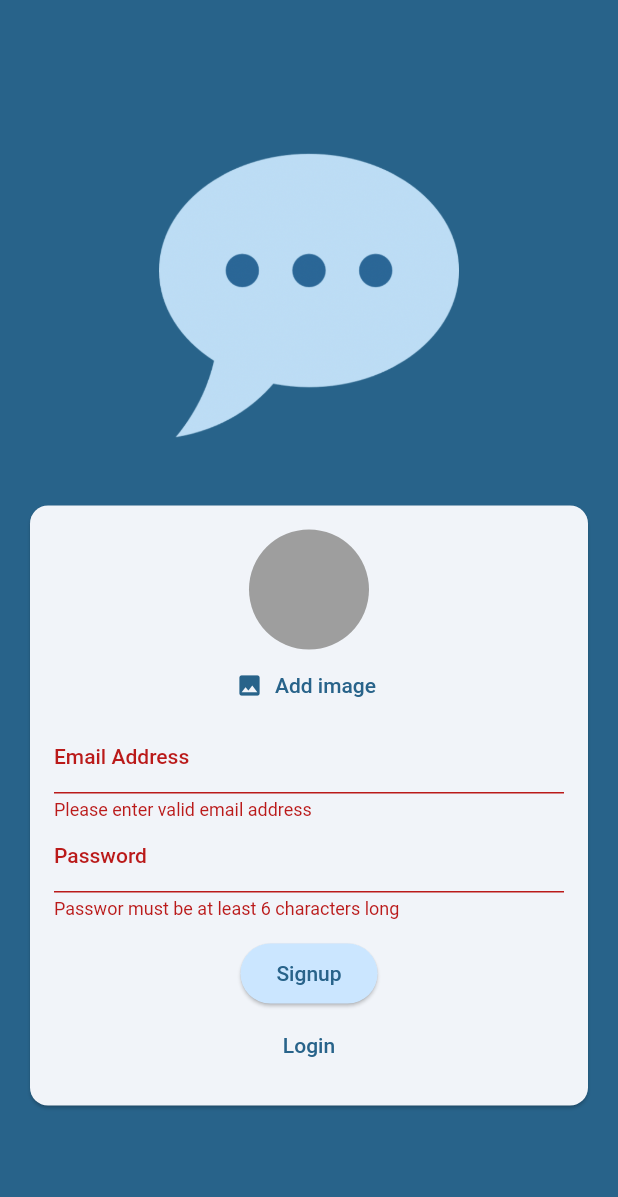
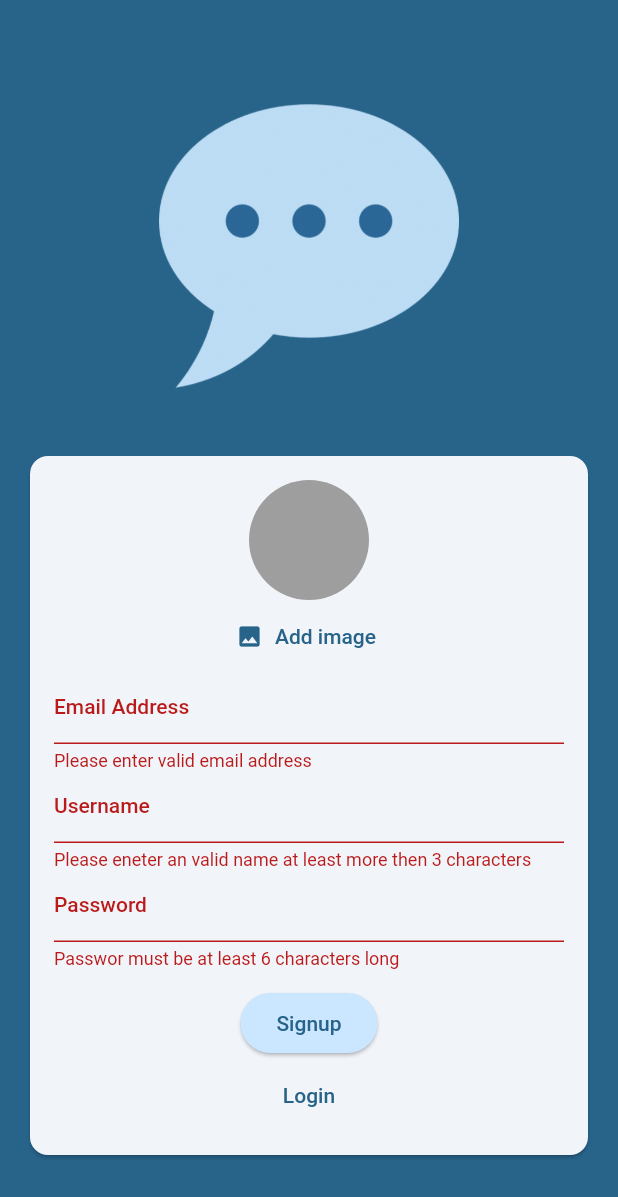
Before and after one commit to DmitrySergienko/flutter_chat_app, a Flutter app: the screen it shows after launch, after a tap on "Login", after a tap on "Create account", after a tap on "Signup", on a phone screen of 412 x 824 dp. Shown: the top 1197 px of the screen. Run offline on Flutter 3.47's test engine with Material 2 defaults, Android fonts, the phone set to English and light mode, and no system bars; our stand-ins replace cloud_firestore, firebase_auth, firebase_core, firebase_storage, image_picker; accounts and stored records are empty; generated files the repository leaves out were written again.

Commit message:
user name save Firebase Firestore

```diff
--- a/lib/screens/auth_screen.dart
+++ b/lib/screens/auth_screen.dart
@@ -1,6 +1,7 @@
 import 'dart:io';
 
 import 'package:chat_app/widget/user_image_picker.dart';
+import 'package:cloud_firestore/cloud_firestore.dart';
 import 'package:firebase_auth/firebase_auth.dart';
 import 'package:firebase_storage/firebase_storage.dart';
 import 'package:flutter/material.dart';
@@ -18,6 +19,7 @@ class _AuthScreen extends State<AuthScreen> {
   final _formKey = GlobalKey<FormState>();
   var _entredEmail = '';
   var _entredPassword = '';
+  var _entredUserName = '';
 
   //keep image
   File? _selectedImage;
@@ -69,6 +71,18 @@ class _AuthScreen extends State<AuthScreen> {
             .child('${userCredentions.user!.uid}.jpg');
         await storageRef.putFile(_selectedImage!);
         final imageUrl = await storageRef.getDownloadURL();
+
+        //save data in Firebase Firestore
+        await FirebaseFirestore.instance
+            .collection('users') //folder name in Firebase
+            .doc(userCredentions.user!.uid) //file name in Firebase
+
+            .set({
+          //set data which we would like store
+          'user_name': _entredUserName,
+          'email': _entredEmail,
+          'image_url': imageUrl
+        });
 
         print(imageUrl);
       } on FirebaseAuthException catch (error) {
@@ -131,6 +145,23 @@ class _AuthScreen extends State<AuthScreen> {
                                 _entredEmail = value!;
                               },
                             ),
+                            if (!_isLogin)
+                              TextFormField(
+                                decoration: const InputDecoration(
+                                    labelText: 'Username'),
+                                enableSuggestions: false,
+                                onSaved: (value) {
+                                  _entredUserName = value!;
+                                },
+                                validator: (value) {
+                                  if (value == null ||
+                                      value.isEmpty ||
+                                      value.trim().length < 3) {
+                                    return 'Please eneter an valid name at least more then 3 characters';
+                                  }
+                                  return null;
+                                },
+                              ),
                             TextFormField(
                               decoration:
                                   const InputDecoration(labelText: 'Password'),
```
Also changed, not shown: 1 other file.
